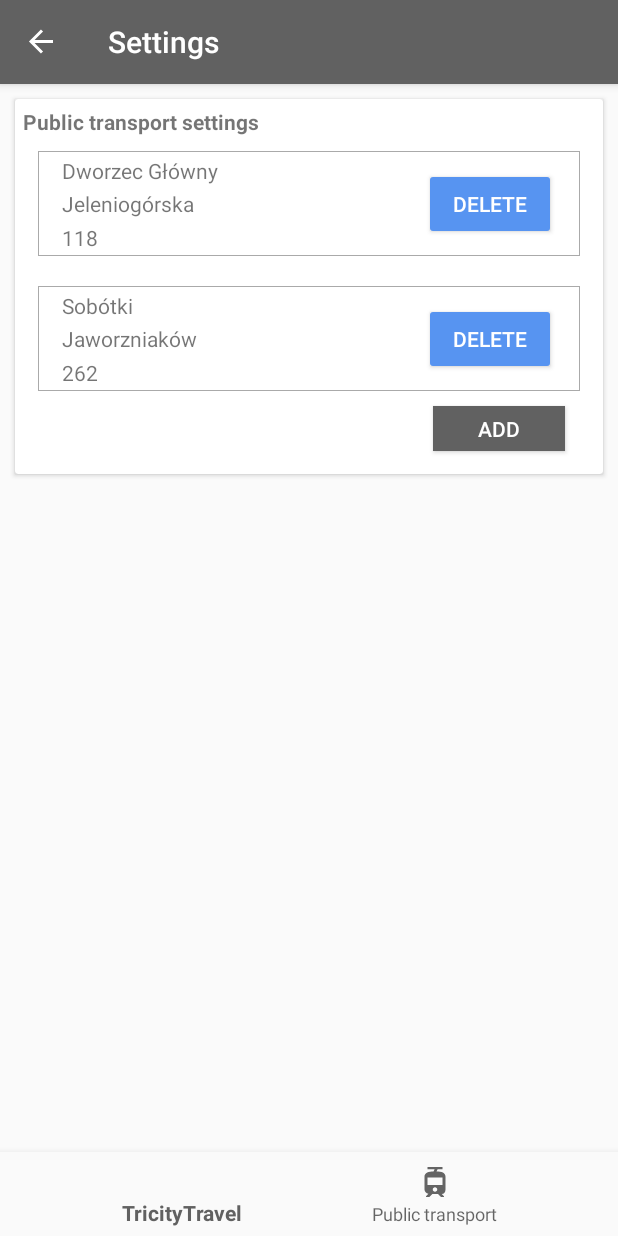
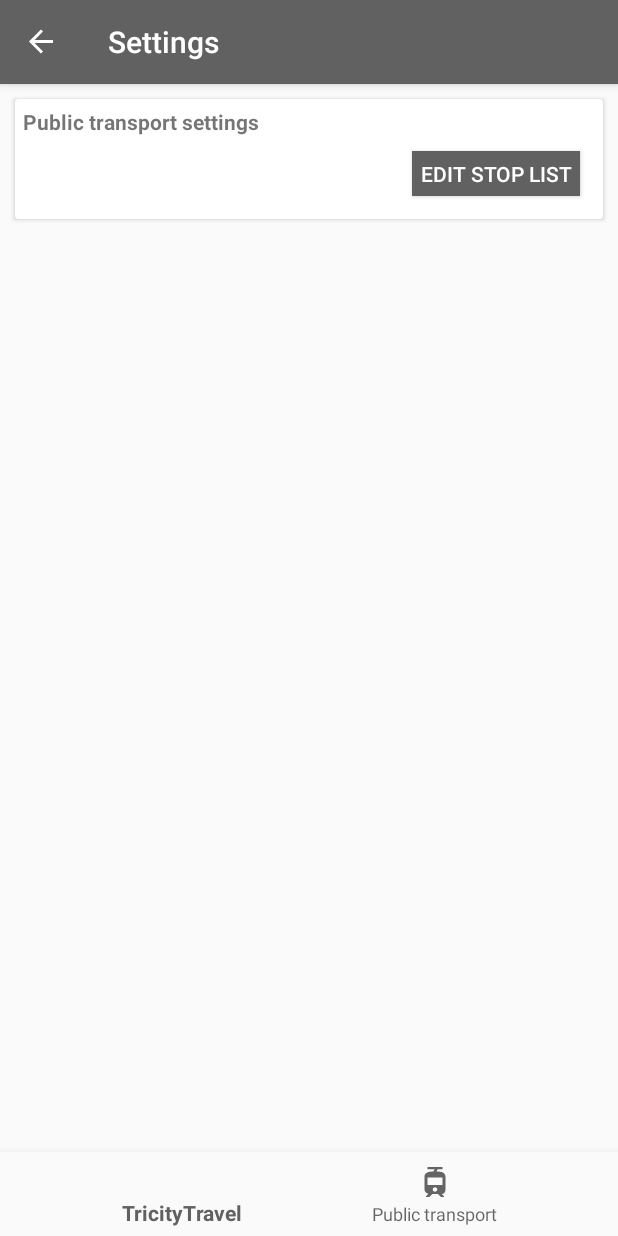
Before and after one commit to aga-magda/TricityTravel, an Android app: the SettingsFragment screen opened through its navigation route, on a phone screen of 412 x 824 dp. Run offline under Robolectric (Android 15) with nearby library versions, the phone set to English and light mode, and no system bars; our stand-ins replace data binding, navigation-ui; 1 statement that could not run was skipped.

Commit message:
Add setting layouts

```diff
--- a/app/build.gradle
+++ b/app/build.gradle
@@ -21,6 +21,9 @@ android {
             minifyEnabled false
             proguardFiles getDefaultProguardFile('proguard-android-optimize.txt'), 'proguard-rules.pro'
         }
+    }
+    dataBinding {
+        enabled = true
     }
 }
 
--- a/app/src/main/AndroidManifest.xml
+++ b/app/src/main/AndroidManifest.xml
@@ -15,7 +15,9 @@
         android:theme="@style/AppTheme"
         android:usesCleartextTraffic="true"
         tools:ignore="GoogleAppIndexingWarning">
-        <activity android:name=".MainActivity">
+        <activity
+            android:name=".MainActivity"
+            android:windowSoftInputMode="adjustPan">
             <intent-filter>
                 <action android:name="android.intent.action.MAIN" />
 
--- a/app/src/main/java/com/aib/tricitytravel/ui/settingsfragment/SettingsFragment.kt
+++ b/app/src/main/java/com/aib/tricitytravel/ui/settingsfragment/SettingsFragment.kt
@@ -4,34 +4,52 @@ import android.os.Bundle
 import android.view.LayoutInflater
 import android.view.View
 import android.view.ViewGroup
+import androidx.databinding.DataBindingUtil
 import androidx.fragment.app.Fragment
-import androidx.recyclerview.widget.LinearLayoutManager
-import androidx.recyclerview.widget.RecyclerView
+import androidx.lifecycle.ViewModelProviders
+import androidx.navigation.Navigation
 import com.aib.tricitytravel.R
-import com.aib.tricitytravel.data.dto.StopItem
+import com.aib.tricitytravel.databinding.FragmentSettingsBinding
 
 class SettingsFragment : Fragment() {
 
-    private lateinit var settingsStopsRecyclerView: RecyclerView
-    private lateinit var recyclerAdapter: SettingsStopsRecyclerAdapter
+    private val viewModel by lazy {
+        ViewModelProviders.of(this).get(SettingsViewModel::class.java)
+    }
+
+    private lateinit var binding: FragmentSettingsBinding
 
     override fun onCreateView(inflater: LayoutInflater, container: ViewGroup?, savedInstanceState: Bundle?): View? {
-        val rootView = inflater.inflate(R.layout.fragment_settings, container, false)
+        binding = DataBindingUtil.inflate(inflater, R.layout.fragment_settings, container, false)
 
-        settingsStopsRecyclerView = rootView.findViewById(R.id.settingsStopsRecyclerView)
+        setupViewModel()
+        setupButtonOnClickListener()
 
-        val dataSet = listOf(
-            StopItem("Dworzec Główny", "Jeleniogórska", "118"),
-            StopItem("Sobótki", "Jaworzniaków", "262")
-        )
+        return binding.root
+    }
 
-        recyclerAdapter = SettingsStopsRecyclerAdapter(dataSet)
-        settingsStopsRecyclerView.apply {
-            setHasFixedSize(true)
-            layoutManager = LinearLayoutManager(context)
-            adapter = recyclerAdapter
+    private fun setupViewModel() {
+        binding.lifecycleOwner = this
+        binding.viewModel = viewModel
+    }
+
+    private fun setupButtonOnClickListener() {
+        binding.settingsAddStopButton.setOnClickListener {
+            Navigation.findNavController(view!!).navigate(R.id.action_settingsFragment_to_settingsSelectStopFragment)
         }
+    }
 
-        return rootView
-    }
+//    private fun setupRecyclerView() {
+//        val dataSet = listOf(
+//            StopItem("Dworzec Główny", "Jeleniogórska", "118"),
+//            StopItem("Sobótki", "Jaworzniaków", "262")
+//        )
+//
+//        recyclerAdapter = SettingsStopsRecyclerAdapter(dataSet)
+//        binding.settingsStopsRecyclerView.apply {
+//            setHasFixedSize(true)
+//            layoutManager = LinearLayoutManager(context)
+//            adapter = recyclerAdapter
+//        }
+//    }
 }
--- /dev/null
+++ b/app/src/main/java/com/aib/tricitytravel/ui/settingsfragment/SettingsViewModel.kt
@@ -0,0 +1,7 @@
+package com.aib.tricitytravel.ui.settingsfragment
+
+import androidx.lifecycle.ViewModel
+
+class SettingsViewModel : ViewModel() {
+
+}
--- a/app/src/main/res/layout/fragment_settings.xml
+++ b/app/src/main/res/layout/fragment_settings.xml
@@ -1,5 +1,14 @@
 <?xml version="1.0" encoding="utf-8"?>
-<ScrollView xmlns:android="http://schemas.android.com/apk/res/android"
+<layout xmlns:android="http://schemas.android.com/apk/res/android">
+
+    <data>
+
+        <variable
+            name="viewModel"
+            type="com.aib.tricitytravel.ui.settingsfragment.SettingsViewModel" />
+    </data>
+
+    <ScrollView
         android:layout_width="match_parent"
         android:layout_height="match_parent">
 
@@ -20,23 +29,22 @@
                     android:text="@string/public_transport_settings"
                     android:textStyle="bold" />
 
-            <androidx.recyclerview.widget.RecyclerView
-                android:id="@+id/settingsStopsRecyclerView"
-                android:layout_width="match_parent"
-                android:layout_height="wrap_content" />
-
                 <Button
+                    android:id="@+id/settingsAddStopButton"
                     style="@style/Base.Widget.AppCompat.Button.Colored"
                     android:layout_width="wrap_content"
                     android:layout_height="30dp"
                     android:layout_gravity="end"
-                android:layout_marginEnd="20dp"
-                android:layout_marginBottom="10dp"
+                    android:layout_margin="10dp"
                     android:background="@color/colorPrimary"
-                android:text="@string/add" />
+                    android:paddingStart="5dp"
+                    android:paddingEnd="5dp"
+                    android:text="@string/edit_stop_list" />
 
             </LinearLayout>
 
         </androidx.cardview.widget.CardView>
 
     </ScrollView>
+
+</layout>
--- a/app/src/main/res/layout/settings_stop_item.xml
+++ b/app/src/main/res/layout/settings_stop_item.xml
@@ -1,51 +1,47 @@
 <?xml version="1.0" encoding="utf-8"?>
-<androidx.constraintlayout.widget.ConstraintLayout xmlns:android="http://schemas.android.com/apk/res/android"
-    xmlns:app="http://schemas.android.com/apk/res-auto"
+<LinearLayout xmlns:android="http://schemas.android.com/apk/res/android"
     xmlns:tools="http://schemas.android.com/tools"
     android:layout_width="match_parent"
     android:layout_height="@dimen/settings_stop_item_height"
-    android:layout_margin="10dp"
+    android:layout_margin="5dp"
     android:background="@drawable/border">
+
+    <LinearLayout
+        android:layout_width="0dp"
+        android:layout_height="match_parent"
+        android:layout_marginStart="10dp"
+        android:layout_weight="1"
+        android:gravity="center_vertical"
+        android:orientation="vertical">
 
         <TextView
             android:id="@+id/stopDescText"
-        android:layout_width="wrap_content"
+            android:layout_width="match_parent"
             android:layout_height="wrap_content"
-        android:layout_marginStart="16dp"
-        app:layout_constraintBottom_toTopOf="@+id/headSignText"
-        app:layout_constraintStart_toStartOf="parent"
-        app:layout_constraintTop_toTopOf="parent"
             tools:text="1 Maja" />
 
         <TextView
             android:id="@+id/headSignText"
-        android:layout_width="wrap_content"
+            android:layout_width="match_parent"
             android:layout_height="wrap_content"
-        android:layout_marginStart="16dp"
-        app:layout_constraintBottom_toTopOf="@+id/routeIdText"
-        app:layout_constraintStart_toStartOf="parent"
-        app:layout_constraintTop_toBottomOf="@+id/stopDescText"
             tools:text="Rumia Szmelta" />
 
         <TextView
             android:id="@+id/routeIdText"
-        android:layout_width="wrap_content"
+            android:layout_width="match_parent"
             android:layout_height="wrap_content"
-        android:layout_marginStart="16dp"
-        app:layout_constraintBottom_toBottomOf="parent"
-        app:layout_constraintStart_toStartOf="parent"
-        app:layout_constraintTop_toBottomOf="@+id/headSignText"
             tools:text="5" />
+
+    </LinearLayout>
 
     <Button
         android:id="@+id/settingsStopDeleteButton"
         style="@style/Base.Widget.AppCompat.Button.Colored"
         android:layout_width="wrap_content"
         android:layout_height="wrap_content"
+        android:layout_gravity="center_vertical"
         android:layout_marginEnd="16dp"
-        android:text="@string/delete"
-        app:layout_constraintBottom_toBottomOf="parent"
-        app:layout_constraintEnd_toEndOf="parent"
-        app:layout_constraintTop_toTopOf="parent" />
+        android:layout_weight="0"
+        android:text="@string/add" />
 
-</androidx.constraintlayout.widget.ConstraintLayout>
+</LinearLayout>
--- a/app/src/main/res/navigation/nav_graph.xml
+++ b/app/src/main/res/navigation/nav_graph.xml
@@ -8,7 +8,11 @@
     <fragment
         android:id="@+id/settingsFragment"
         android:name="com.aib.tricitytravel.ui.settingsfragment.SettingsFragment"
-        android:label="@string/settings" />
+        android:label="@string/settings">
+        <action
+            android:id="@+id/action_settingsFragment_to_settingsSelectStopFragment"
+            app:destination="@id/settingsSelectStopFragment" />
+    </fragment>
 
     <fragment
         android:id="@+id/mainFragment"
@@ -30,4 +34,9 @@
             app:destination="@id/settingsFragment" />
     </fragment>
 
+    <fragment
+        android:id="@+id/settingsSelectStopFragment"
+        android:name="com.aib.tricitytravel.ui.settingsfragment.SettingsSelectStopFragment"
+        android:label="@string/search_stops" />
+
 </navigation>
--- a/app/src/main/res/values/strings.xml
+++ b/app/src/main/res/values/strings.xml
@@ -14,4 +14,6 @@
     <string name="public_transport_settings">Public transport settings</string>
     <string name="add">Add</string>
     <string name="delete">Delete</string>
+    <string name="search_stops">Search stops</string>
+    <string name="edit_stop_list">Edit stop list</string>
 </resources>
--- a/build.gradle
+++ b/build.gradle
@@ -1,14 +1,14 @@
 // Top-level build file where you can add configuration options common to all sub-projects/modules.
 
 buildscript {
-    ext.kotlin_version = '1.3.21'
+    ext.kotlin_version = '1.3.31'
     repositories {
         google()
         jcenter()
 
     }
     dependencies {
-        classpath 'com.android.tools.build:gradle:3.3.2'
+        classpath 'com.android.tools.build:gradle:3.4.0'
         classpath "org.jetbrains.kotlin:kotlin-gradle-plugin:$kotlin_version"
         // NOTE: Do not place your application dependencies here; they belong
         // in the individual module build.gradle files
```
Also changed, not shown: app/src/main/java/com/aib/tricitytravel/data/StopsRepository.kt (added, +8 -0 lines), app/src/main/java/com/aib/tricitytravel/ui/settingsfragment/SettingsSelectStopFragment.kt (added, +15 -0 lines), app/src/main/java/com/aib/tricitytravel/ui/settingsfragment/SettingsSelectStopViewModel.kt (added, +7 -0 lines), app/src/main/res/layout/fragment_settings_select_stop.xml (added, +24 -0 lines), gradle/wrapper/gradle-wrapper.properties, 1 other file. Lines whose indentation alone changed are shown as unchanged.
